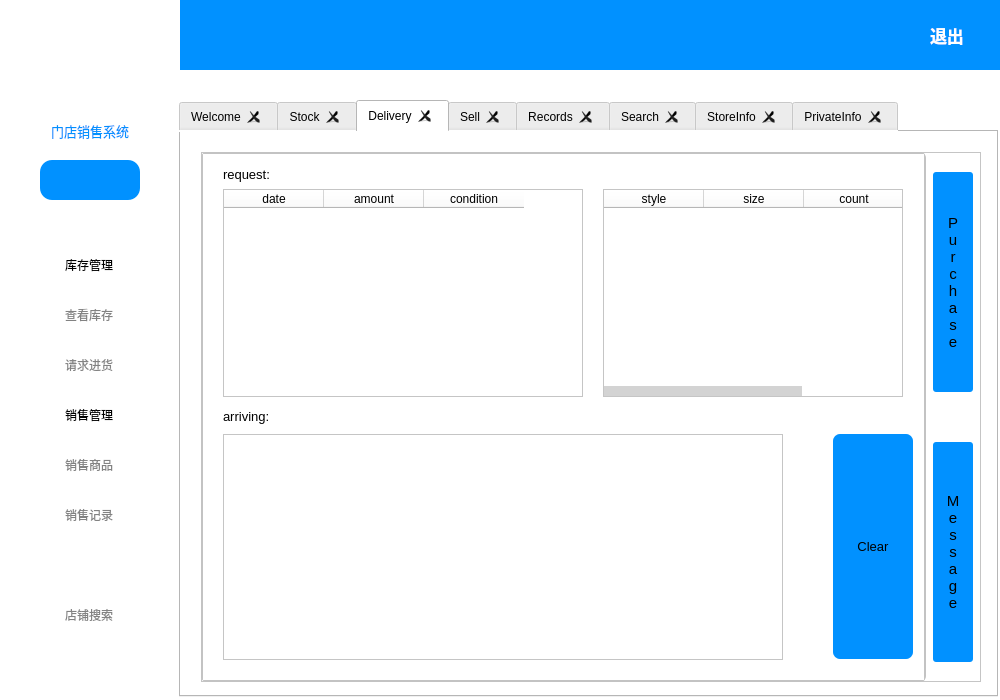
The window that src-client/mainwindow.ui (Onlyonehead/NMSL-Proj1) describes before a commit, drawn with Qt 5.
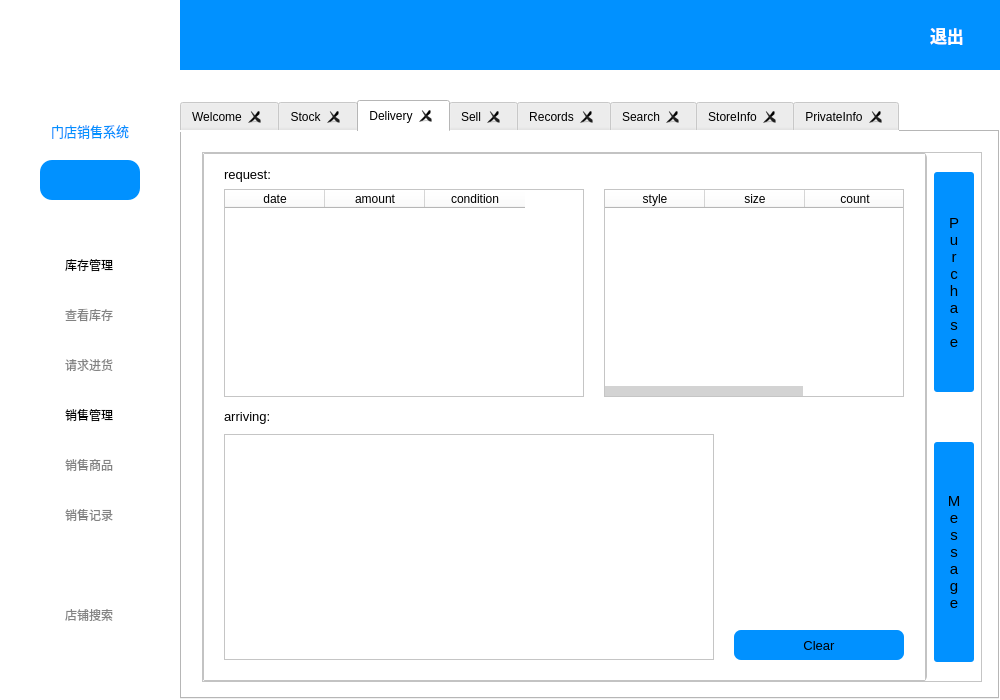
The same window after the commit. The open tabs and pages were chosen to show the change. Icons and pictures are not drawn.

```diff
--- a/src-client/mainwindow.ui
+++ b/src-client/mainwindow.ui
@@ -23,7 +23,7 @@
       <x>0</x>
       <y>0</y>
       <width>180</width>
-      <height>686</height>
+      <height>700</height>
      </rect>
     </property>
     <property name="styleSheet">
@@ -383,10 +383,10 @@
     </property>
     <property name="geometry">
      <rect>
-      <x>179</x>
+      <x>180</x>
       <y>100</y>
       <width>819</width>
-      <height>597</height>
+      <height>599</height>
      </rect>
     </property>
     <property name="styleSheet">
@@ -1028,10 +1028,10 @@
         <widget class="QPushButton" name="pushButton_sell_2">
          <property name="geometry">
           <rect>
-           <x>630</x>
-           <y>280</y>
-           <width>80</width>
-           <height>225</height>
+           <x>530</x>
+           <y>476</y>
+           <width>170</width>
+           <height>30</height>
           </rect>
          </property>
          <property name="font">
@@ -1059,7 +1059,7 @@
           <rect>
            <x>20</x>
            <y>280</y>
-           <width>560</width>
+           <width>490</width>
            <height>226</height>
           </rect>
          </property>
```
Left out of the diff: 15 changed lines with no effect on the pictures.
